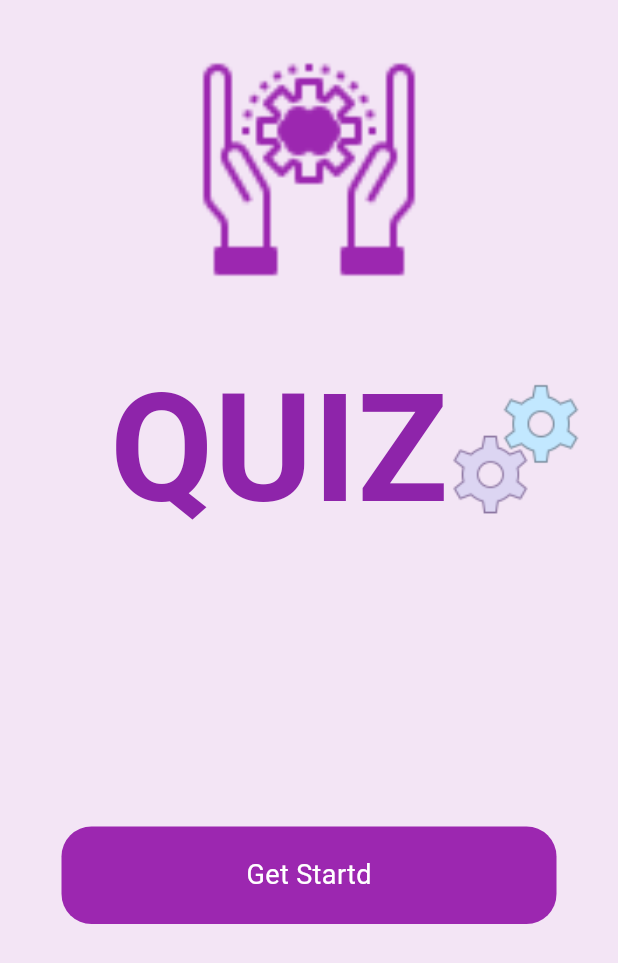
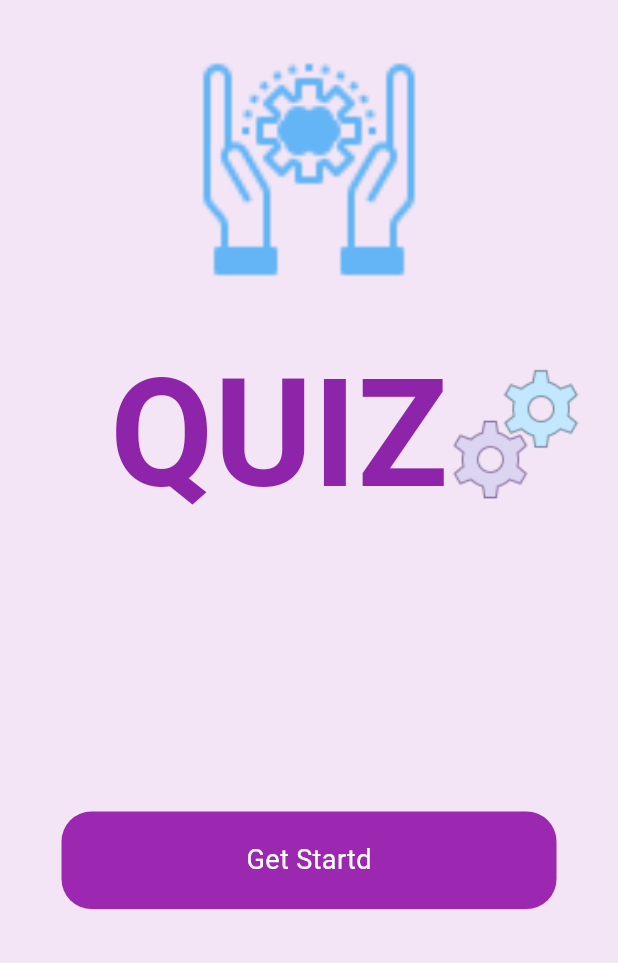
Before and after one commit to sohasara/Quiz-App, a Flutter app: the screen it shows after launch, on a phone screen of 412 x 824 dp. Shown: the top 963 px of the screen. Run offline on Flutter 3.47's test engine with Material 3 defaults, Android fonts, the phone set to English and light mode, and no system bars; our stand-ins replace flutter_riverpod.

Commit message:
chnage the color

```diff
--- a/lib/ui/splash_page/splash.dart
+++ b/lib/ui/splash_page/splash.dart
@@ -19,11 +19,11 @@ class SplashPage extends StatelessWidget {
               'assets/brain.png',
               height: 150,
               width: 150,
-              color: Colors.purple,
+              color: Colors.blue[300],
               fit: BoxFit.cover,
             ),
             const SizedBox(
-              height: 40,
+              height: 30,
             ),
             Row(
               mainAxisAlignment: MainAxisAlignment.center,
```
